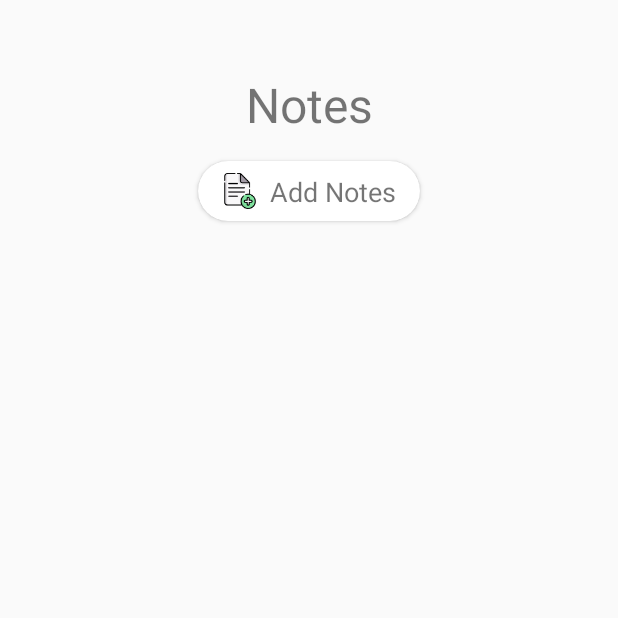
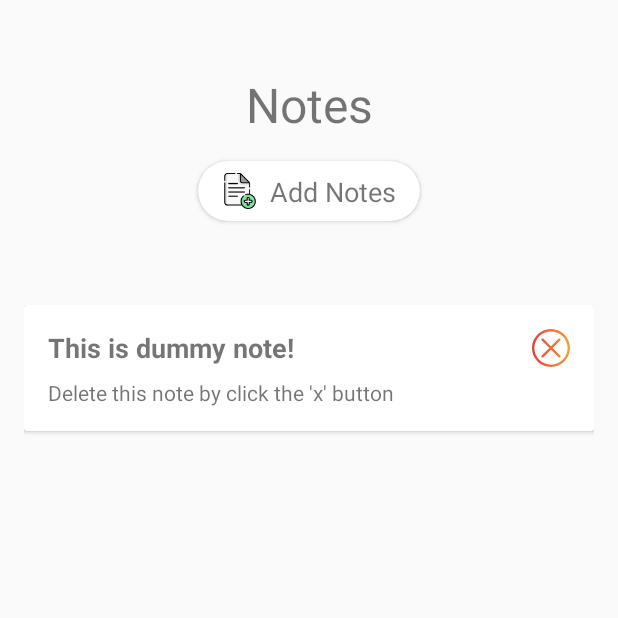
Before and after one commit to aryodh/Recipedia, an Android app: the screen it shows after launch (NoteActivity), after a tap on "Notes", on a phone screen of 412 x 824 dp, the top half of it. Run offline under Robolectric (Android 15) with nearby library versions, the phone set to English and light mode, and no system bars; our stand-ins replace Room's generated code.

Commit message:
Add delete function for notes and release apk

```diff
--- a/app/src/main/java/id/ac/ui/cs/mobileprogramming/aryodh/recipedia/NoteActivity.kt
+++ b/app/src/main/java/id/ac/ui/cs/mobileprogramming/aryodh/recipedia/NoteActivity.kt
@@ -27,9 +27,9 @@ class NoteActivity : AppCompatActivity() {
 
     private fun recyclerViewNoteGenerator() {
         note_recycler_view.layoutManager = LinearLayoutManager(this)
-        noteAdapter = NoteAdapter(this)
+        noteViewModel = ViewModelProvider(this).get(NoteViewModel::class.java)
+        noteAdapter = NoteAdapter(this, noteViewModel)
         note_recycler_view.adapter = noteAdapter
-        noteViewModel = ViewModelProvider(this).get(NoteViewModel::class.java)
         noteViewModel.getNotes()?.observe(this, Observer {
             noteAdapter.setNotes(it)
         })
--- a/app/src/main/java/id/ac/ui/cs/mobileprogramming/aryodh/recipedia/adapter/NoteAdapter.kt
+++ b/app/src/main/java/id/ac/ui/cs/mobileprogramming/aryodh/recipedia/adapter/NoteAdapter.kt
@@ -4,14 +4,16 @@ import android.content.Context
 import android.view.LayoutInflater
 import android.view.View
 import android.view.ViewGroup
+import androidx.lifecycle.ViewModelProvider
 import androidx.recyclerview.widget.RecyclerView
 import id.ac.ui.cs.mobileprogramming.aryodh.recipedia.R
 import id.ac.ui.cs.mobileprogramming.aryodh.recipedia.room.Note
+import id.ac.ui.cs.mobileprogramming.aryodh.recipedia.viewmodel.NoteViewModel
 import kotlinx.android.synthetic.main.note_item.view.*
 
-class NoteAdapter(private val context: Context?) :
+class NoteAdapter(private val context: Context?, noteViewModel: NoteViewModel) :
     RecyclerView.Adapter<NoteAdapter.ListViewHolder>() {
-
+    val noteViewModel = noteViewModel
     private var notes = listOf<Note>()
 
     override fun onCreateViewHolder(parent: ViewGroup, viewType: Int): ListViewHolder {
@@ -41,6 +43,9 @@ class NoteAdapter(private val context: Context?) :
         fun bindItem(context: Context, note: Note) {
             itemView.note_item_title.text = note.title
             itemView.note_item_content.text = note.content
+            itemView.delete_icon.setOnClickListener{
+                noteViewModel.delete(note)
+            }
         }
     }
 }
--- a/app/src/main/java/id/ac/ui/cs/mobileprogramming/aryodh/recipedia/database/DataGenerator.kt
+++ b/app/src/main/java/id/ac/ui/cs/mobileprogramming/aryodh/recipedia/database/DataGenerator.kt
@@ -2,6 +2,7 @@ package id.ac.ui.cs.mobileprogramming.aryodh.recipedia.database
 
 import id.ac.ui.cs.mobileprogramming.aryodh.recipedia.room.Recipe
 import id.ac.ui.cs.mobileprogramming.aryodh.recipedia.room.Result
+import id.ac.ui.cs.mobileprogramming.aryodh.recipedia.room.Note
 
 class DataGenerator {
 
@@ -10,30 +11,35 @@ class DataGenerator {
             return listOf(
                 Recipe(
                     "McSpicy",
-                    600,
-                    "Step pertama; Step Kedua; Step Ketiga",
+                    135,
+                    "Siapkan Fillet Ayam; Buang Air Susu; Campurkan Bumbu; Kocok Telur; Gulingkan Ayam; Goreng; Campurkan Bumbu; Sajikan",
+                    "Lebarkan fillet dada ayam/ paha ayam dengan pisau lalu pukul2 dengan roller atau ulekan. Rendam dalam air susu minimal 1 jam agar lebih lembut dan juicy. Simpan di dalam kulkas (bisa di skip proses ini); " +
+                            "Buang air susu nya.dan ayam tidak usah dibilas. Beri 1 buah bawang putih yg telah di cincang, 1/2 sdt garam dan merica secukupnya. Ratakan bumbu nya. Lalu diamkan di dalam kulkas setengah jam atau lebih.; " +
+                            "Di wadah berbeda. Campurkan 4 sdm tepung terigu dan 1 sdm tepung jagung. Beri 1/4sdt merica secukupnya, 1/4 sdt cabe bubuk dan 1/4 sdt garam. Aduk rata.;" +
+                            "Kocok 1 butir telur, 1 1/2 sdm saus cabai, 1/4 sdt merica dan 1 sdm air;" +
+                            "Gulingkan dada ayam di campuran terigu smpai merata. Lalu celupkan kedalam telur yg telah di kocok. Terakhir gulingkan kembali ke dalam adonan terigu.;" +
+                            "Goreng dengan minyak sedang sampai matang;" +
+                            "Campurkan 4 sdm mayonaise, 1/2 sdt merica hitam, 1/4 sdt garam dan 1/4 sdt gula dalam mangkuk. Kemudian oleskan ke dua sisi roti.;" +
+                            "Beri ayam dan selada bokor kedalam roti. Sajikan.",
+                    "6000;6000;300;60;120;300;60;60"
+                ),
+                Recipe(
+                    "Rendang",
+                    3600,
+                    "Step Pertama; Step Kedua; Step Ketiga",
                     "Lorem Ipsum is simply dummy text of the printing and typesetting industry. Lorem Ipsum; " +
                             "has been the industry's standard dummy text ever since the 1500s; " +
                             "when an unknown printer took a galley of type and scrambled it to make a type specimen book. ",
                     "5;300;180"
                 ),
                 Recipe(
-                    "Rendang",
-                    3600,
-                    "Step pertama; Step Kedua; Step Ketiga",
+                    "Opor Ayam",
+                    1800,
+                    "Step Pertama; Step Kedua; Step Ketiga",
                     "Lorem Ipsum is simply dummy text of the printing and typesetting industry. Lorem Ipsum; " +
                             "has been the industry's standard dummy text ever since the 1500s; " +
                             "when an unknown printer took a galley of type and scrambled it to make a type specimen book. ",
-                    "120;300;180"
-                ),
-                Recipe(
-                    "Opor Ayam",
-                    1800,
-                    "Step pertama; Step Kedua; Step Ketiga",
-                    "Lorem Ipsum is simply dummy text of the printing and typesetting industry. Lorem Ipsum; " +
-                            "has been the industry's standard dummy text ever since the 1500s; " +
-                            "when an unknown printer took a galley of type and scrambled it to make a type specimen book. ",
-                    "120;300;180"
+                    "5;300;180"
                 )
             )
         }
@@ -42,29 +48,19 @@ class DataGenerator {
             return listOf(
                 Result(
                     "null",
-                    "1Lorem Ipsum is simply dummy text of the printing and typesetting industry. Lorem Ipsum; " +
-                            "has been the industry's standard dummy text ever since the 1500s; " +
-                            "when an unknown printer took a galley of type and scrambled it to make a type specimen book. ",
+                    "Good recipe! Nice one!",
                     "12/11/2020",
                     1
                 ),
-                Result(
-                    "null",
-                    "2Lorem Ipsum is simply dummy text of the printing and typesetting industry. Lorem Ipsum; " +
-                            "has been the industry's standard dummy text ever since the 1500s; " +
-                            "when an unknown printer took a galley of type and scrambled it to make a type specimen book. ",
-                    "12/11/2020",
-                    1
-                ),
-                Result(
-                    "null",
-                    "3Lorem Ipsum is simply dummy text of the printing and typesetting industry. Lorem Ipsum; " +
-                            "has been the industry's standard dummy text ever since the 1500s; " +
-                            "when an unknown printer took a galley of type and scrambled it to make a type specimen book. ",
-                    "12/11/2020",
-                    1
-                ),
+            )
+        }
 
+        fun getNotes(): List<Note>{
+            return listOf(
+                Note(
+                    "This is dummy note!",
+                    "Delete this note by click the 'x' button"
+                )
             )
         }
     }
--- a/app/src/main/java/id/ac/ui/cs/mobileprogramming/aryodh/recipedia/database/RecipeDB.kt
+++ b/app/src/main/java/id/ac/ui/cs/mobileprogramming/aryodh/recipedia/database/RecipeDB.kt
@@ -14,7 +14,7 @@ abstract class RecipeDB: RoomDatabase() {
 
     abstract fun recipeDAO(): RecipeDAO
     abstract fun resultDAO(): ResultDAO
-    abstract fun noteDAO(): NoteDAO?
+    abstract fun noteDAO(): NoteDAO
 
     companion object {
 
@@ -39,6 +39,7 @@ abstract class RecipeDB: RoomDatabase() {
                             instance?.let {
                                 it.recipeDAO().insertAll(DataGenerator.getRecipe())
                                 it.resultDAO().insertAll(DataGenerator.getResults())
+                                it.noteDAO().insertAll(DataGenerator.getNotes())
                             }
                         }
                     }
--- a/app/src/main/java/id/ac/ui/cs/mobileprogramming/aryodh/recipedia/viewmodel/NoteViewModel.kt
+++ b/app/src/main/java/id/ac/ui/cs/mobileprogramming/aryodh/recipedia/viewmodel/NoteViewModel.kt
@@ -18,6 +18,10 @@ class NoteViewModel(application: Application) : AndroidViewModel(application)  {
         noteRepository.insert(note)
     }
 
+    fun delete(note: Note) {
+        noteRepository.delete(note)
+    }
+
     fun deleteAll() {
         noteRepository.deleteAll()
     }
--- /dev/null
+++ b/app/src/main/res/drawable/ic_remove.xml
@@ -0,0 +1,39 @@
+<vector xmlns:android="http://schemas.android.com/apk/res/android"
+    xmlns:aapt="http://schemas.android.com/aapt"
+    android:width="512dp"
+    android:height="512dp"
+    android:viewportWidth="512"
+    android:viewportHeight="512">
+  <path
+      android:pathData="m256,0c-141.387,0 -256,114.613 -256,256 0,141.383 114.613,256 256,256 141.383,0 256,-114.617 256,-256 -0.168,-141.316 -114.684,-255.832 -256,-256zM256,480c-123.711,0 -224,-100.289 -224,-224s100.289,-224 224,-224 224,100.289 224,224c-0.133,123.656 -100.344,223.867 -224,224zM256,480">
+    <aapt:attr name="android:fillColor">
+      <gradient
+          android:startY="255.99992"
+          android:startX="5.5359807"
+          android:endY="255.99992"
+          android:endX="625.77563"
+          android:type="linear">
+        <item android:offset="0" android:color="#FFE93E3A"/>
+        <item android:offset="0.354" android:color="#FFED683C"/>
+        <item android:offset="0.705" android:color="#FFF3903F"/>
+        <item android:offset="1" android:color="#FFFDC70C"/>
+      </gradient>
+    </aapt:attr>
+  </path>
+  <path
+      android:pathData="m380.449,131.551c-6.25,-6.246 -16.379,-6.246 -22.625,0l-101.824,101.824 -101.824,-101.824c-6.137,-6.355 -16.27,-6.531 -22.625,-0.395 -6.355,6.141 -6.531,16.27 -0.395,22.625 0.129,0.133 0.262,0.266 0.395,0.395l101.824,101.824 -101.824,101.824c-6.355,6.137 -6.531,16.27 -0.395,22.625 6.141,6.355 16.27,6.531 22.625,0.391 0.133,-0.129 0.266,-0.258 0.395,-0.391l101.824,-101.824 101.824,101.824c6.355,6.137 16.484,5.961 22.625,-0.395 5.988,-6.203 5.988,-16.031 0,-22.23l-101.824,-101.824 101.824,-101.824c6.246,-6.246 6.246,-16.375 0,-22.625zM380.449,131.551">
+    <aapt:attr name="android:fillColor">
+      <gradient
+          android:startY="255.99992"
+          android:startX="5.5359807"
+          android:endY="255.99992"
+          android:endX="625.77563"
+          android:type="linear">
+        <item android:offset="0" android:color="#FFE93E3A"/>
+        <item android:offset="0.354" android:color="#FFED683C"/>
+        <item android:offset="0.705" android:color="#FFF3903F"/>
+        <item android:offset="1" android:color="#FFFDC70C"/>
+      </gradient>
+    </aapt:attr>
+  </path>
+</vector>
--- a/app/src/main/res/layout/note_item.xml
+++ b/app/src/main/res/layout/note_item.xml
@@ -1,17 +1,22 @@
 <?xml version="1.0" encoding="utf-8"?>
-<androidx.cardview.widget.CardView
-    xmlns:android="http://schemas.android.com/apk/res/android"
+<androidx.cardview.widget.CardView xmlns:android="http://schemas.android.com/apk/res/android"
     android:layout_width="match_parent"
     android:layout_height="wrap_content"
-    android:layout_marginBottom="10dp"
-    >
+    xmlns:app="http://schemas.android.com/apk/res-auto"
+    android:layout_marginBottom="10dp">
+
+    <androidx.constraintlayout.widget.ConstraintLayout
+        android:layout_width="match_parent"
+        android:layout_height="wrap_content">
 
         <LinearLayout
             android:id="@+id/item_detail_card"
             android:layout_width="match_parent"
             android:layout_height="wrap_content"
             android:padding="16dp"
-        android:orientation="vertical">
+            android:orientation="vertical"
+            app:layout_constraintTop_toTopOf="parent"
+            app:layout_constraintStart_toStartOf="parent">
 
             <TextView
                 android:id="@+id/note_item_title"
@@ -29,4 +34,19 @@
 
         </LinearLayout>
 
+        <ImageView
+            android:id="@+id/delete_icon"
+            android:layout_width="25dp"
+            android:layout_height="25dp"
+            android:layout_marginRight="16dp"
+            android:layout_marginTop="16dp"
+            android:src="@drawable/ic_remove"
+            app:layout_constraintEnd_toEndOf="parent"
+            app:layout_constraintTop_toTopOf="parent" />
+
+
+    </androidx.constraintlayout.widget.ConstraintLayout>
+
+
+
 </androidx.cardview.widget.CardView>
```
Also changed, not shown: app/build.gradle (+7 -0 lines), 1 other file. Lines whose indentation alone changed are shown as unchanged.
